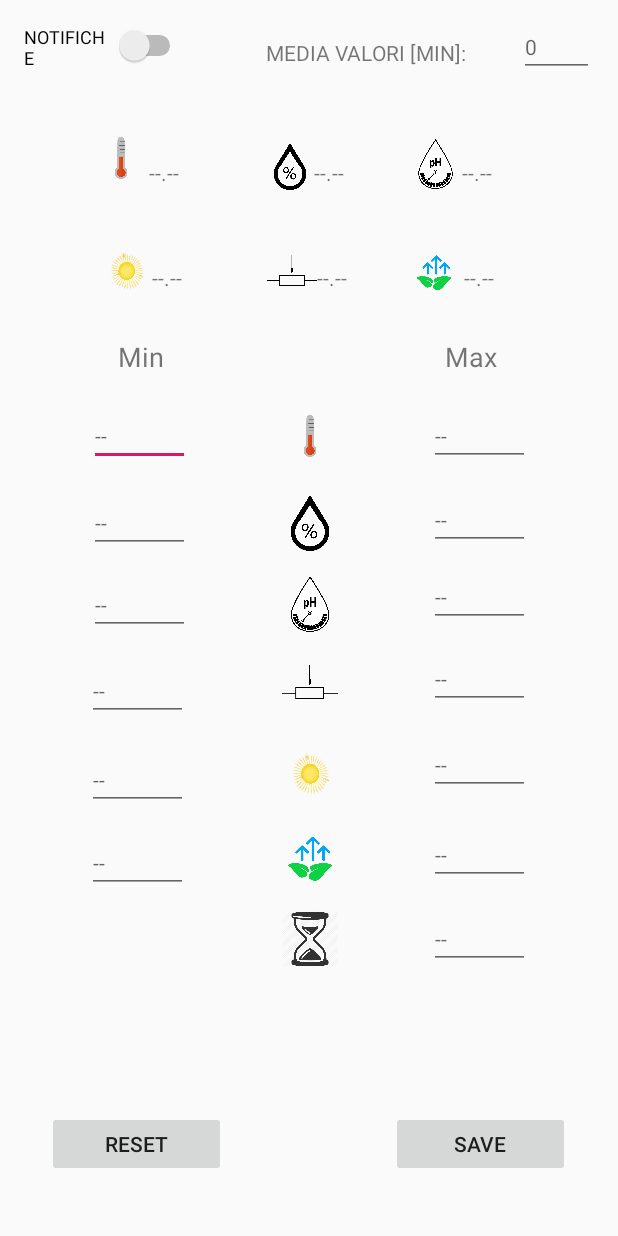
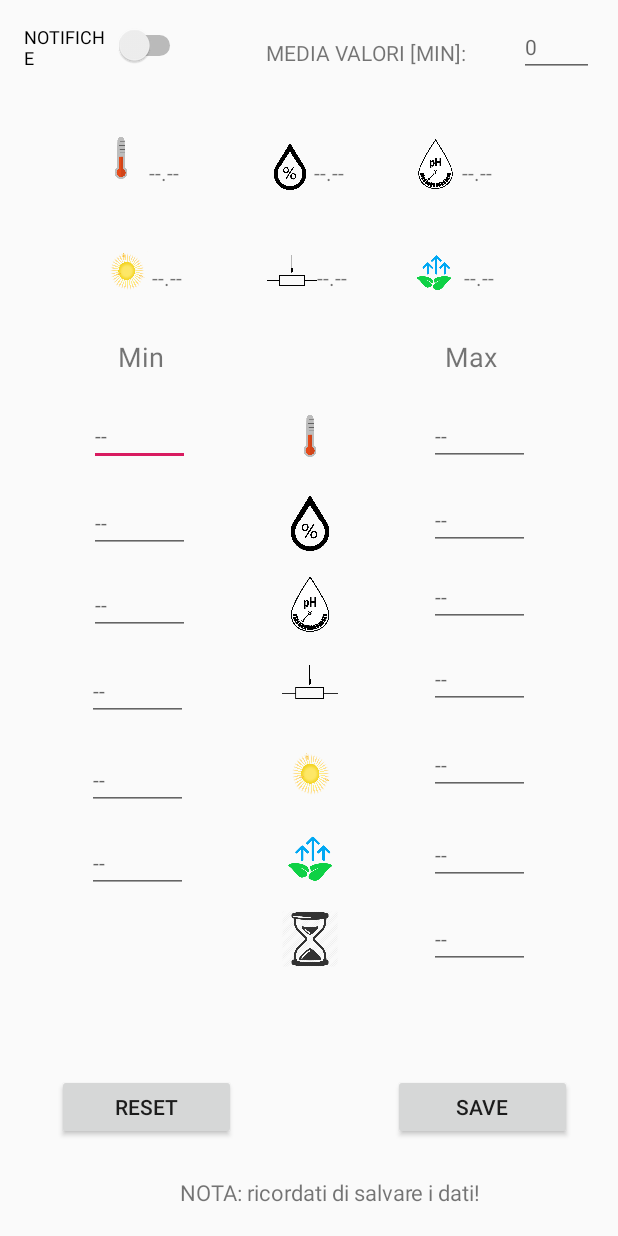
Before and after one commit to mimmo96/FirstApp, an Android app: the AlertActivity screen opened directly, with no data from a screen before it, on a phone screen of 412 x 824 dp. Run offline under Robolectric (Android 15) with nearby library versions, the phone set to English and light mode, and no system bars; our stand-ins replace Room's generated code, Volley; network calls fail; 17 statements that could not run were skipped.

Commit message:
in manutenzione
Signed-off-by: domen <domenico.profumo@alice.it>

```diff
--- a/app/src/main/AndroidManifest.xml
+++ b/app/src/main/AndroidManifest.xml
@@ -13,11 +13,12 @@
         android:roundIcon="@mipmap/ic_launcher_round"
         android:supportsRtl="true"
         android:largeHeap="true"
-        android:hardwareAccelerated="false"
+        android:hardwareAccelerated="true"
         android:theme="@style/AppTheme">
         <activity
             android:name="com.example.GreenApp.Graphic.MainActivity"
             android:label="@string/title_activity_graphic"
+            android:hardwareAccelerated="true"
             android:theme="@style/AppTheme.NoActionBar"></activity>
         <activity
             android:name="com.example.GreenApp.Channel.ChannelActivity"
--- a/app/src/main/java/com/example/GreenApp/Alert/AlertActivity.java
+++ b/app/src/main/java/com/example/GreenApp/Alert/AlertActivity.java
@@ -589,6 +589,7 @@ public class AlertActivity extends AppCompatActivity {
             tempomax.setText(" ");
 
             Toast.makeText(cont,"VALORI RESETTATI CORRETTAMENTE",Toast.LENGTH_SHORT).show();
+            downloadMedia();
     }
 
     //inizializzo in channel all'apertura iniziale
--- a/app/src/main/java/com/example/GreenApp/Graphic/RecyclerViewAdapter.java
+++ b/app/src/main/java/com/example/GreenApp/Graphic/RecyclerViewAdapter.java
@@ -80,7 +80,7 @@ public class RecyclerViewAdapter extends RecyclerView.Adapter<RecyclerViewAdapte
             @Override
             public void onTap(Series series, DataPointInterface dataPoint) {
                 Date dat=new Date((long) dataPoint.getX());
-                Toast.makeText(context,"x: " + sdf.format(dat) +"\ny: "+dataPoint.getY(),Toast.LENGTH_SHORT).show();
+                Toast.makeText(context,"x: " + sdf.format(dat) +"\ny: "+dataPoint.getY(),Toast.LENGTH_LONG).show();
 
                 //avvio un thread per inserire i valori
                 MyThread myThread = new MyThread();
--- a/app/src/main/java/com/example/GreenApp/MainActivity.java
+++ b/app/src/main/java/com/example/GreenApp/MainActivity.java
@@ -8,6 +8,7 @@ import android.content.DialogInterface;
 import android.content.Intent;
 import android.graphics.Color;
 import android.os.Bundle;
+import android.util.Log;
 import android.view.View;
 import android.widget.TextView;
 import android.widget.Toast;
@@ -190,7 +191,7 @@ public class MainActivity extends AppCompatActivity {
             Toast.makeText(cont, "INSERISCI UN CHANNEL!", Toast.LENGTH_SHORT).show();
         else {
             AlertDialog.Builder mBuilder = new AlertDialog.Builder(MainActivity.this);
-            mBuilder.setTitle("Seleziona i tipi di grafici");
+            mBuilder.setTitle("Seleziona i tipi di grafici(max 6)");
             final ArrayList<Integer> selectedPos=new ArrayList<>();
             final ArrayList<Channel> selChan=new ArrayList<>();
             mBuilder.setMultiChoiceItems(listItems, checkedItems, new DialogInterface.OnMultiChoiceClickListener() {
@@ -198,16 +199,25 @@ public class MainActivity extends AppCompatActivity {
                 public void onClick(DialogInterface dialogInterface, int position, boolean isChecked) {
                     //salvo la selezione
                     if (isChecked) {
-                        // mUserItems.add(position);
                         name.add(list.get(position));
                         selectedPos.add(posField.get(position));
                         selChan.add(selectedChannel.get(position));
                     } else {
-                        // mUserItems.remove((Integer.valueOf(position)));
                         name.remove(list.get(position));
                         selectedPos.remove(posField.get(position));
                         selChan.remove(selectedChannel.get(position));
                     }
+
+                    if(name.size()>5){
+                        name.remove(list.get(position));
+                        selectedPos.remove(posField.get(position));
+                        selChan.remove(selectedChannel.get(position));
+
+                        ((AlertDialog) dialogInterface).getListView().setItemChecked(position, false);
+                        checkedItems[position]=false;
+                        Toast.makeText(getApplicationContext(),"HAI SELEZIONATO PIU GRAFICI DEL PREVISTO, DESELEZIONA I PRECEDENTI",Toast.LENGTH_LONG).show();
+                    }
+
                 }
             });
 
--- a/app/src/main/res/layout-land/alert_settings.xml
+++ b/app/src/main/res/layout-land/alert_settings.xml
@@ -272,8 +272,8 @@
 
     <EditText
         android:id="@+id/Tempmin"
-        android:layout_width="43dp"
-        android:layout_height="30dp"
+        android:layout_width="44dp"
+        android:layout_height="40dp"
         android:ems="10"
         android:hint="--"
         android:inputType="numberSigned|number|numberDecimal"
@@ -287,8 +287,8 @@
 
     <EditText
         android:id="@+id/irramin"
-        android:layout_width="43dp"
-        android:layout_height="30dp"
+        android:layout_width="44dp"
+        android:layout_height="40dp"
         android:ems="10"
         android:hint="--"
         android:inputType="numberSigned|number|numberDecimal"
@@ -302,8 +302,8 @@
 
     <EditText
         android:id="@+id/phmax"
-        android:layout_width="43dp"
-        android:layout_height="30dp"
+        android:layout_width="44dp"
+        android:layout_height="40dp"
         android:ems="10"
         android:hint="--"
         android:inputType="numberSigned|number|numberDecimal"
@@ -317,8 +317,8 @@
 
     <EditText
         android:id="@+id/Edittempomax"
-        android:layout_width="40dp"
-        android:layout_height="30dp"
+        android:layout_width="44dp"
+        android:layout_height="40dp"
         android:ems="10"
         android:hint="--"
         android:inputType="numberSigned|number|numberDecimal"
@@ -332,8 +332,8 @@
 
     <EditText
         android:id="@+id/pesomin"
-        android:layout_width="40dp"
-        android:layout_height="30dp"
+        android:layout_width="44dp"
+        android:layout_height="40dp"
         android:ems="10"
         android:hint="--"
         android:inputType="numberSigned|number|numberDecimal"
@@ -347,8 +347,8 @@
 
     <EditText
         android:id="@+id/umidmax"
-        android:layout_width="43dp"
-        android:layout_height="30dp"
+        android:layout_width="44dp"
+        android:layout_height="40dp"
         android:ems="10"
         android:hint="--"
         android:inputType="numberSigned|number|numberDecimal"
@@ -362,8 +362,8 @@
 
     <EditText
         android:id="@+id/phmin"
-        android:layout_width="43dp"
-        android:layout_height="30dp"
+        android:layout_width="44dp"
+        android:layout_height="40dp"
         android:ems="10"
         android:hint="--"
         android:inputType="numberSigned|number|numberDecimal"
@@ -377,8 +377,8 @@
 
     <EditText
         android:id="@+id/condmin"
-        android:layout_width="40dp"
-        android:layout_height="30dp"
+        android:layout_width="44dp"
+        android:layout_height="40dp"
         android:ems="10"
         android:hint="--"
         android:inputType="numberSigned|number|numberDecimal"
@@ -392,8 +392,8 @@
 
     <EditText
         android:id="@+id/pesomax"
-        android:layout_width="43dp"
-        android:layout_height="30dp"
+        android:layout_width="44dp"
+        android:layout_height="40dp"
         android:ems="10"
         android:hint="--"
         android:inputType="numberSigned|number|numberDecimal"
@@ -407,8 +407,8 @@
 
     <EditText
         android:id="@+id/condmax"
-        android:layout_width="40dp"
-        android:layout_height="30dp"
+        android:layout_width="44dp"
+        android:layout_height="40dp"
         android:ems="10"
         android:hint="--"
         android:inputType="numberSigned|number|numberDecimal"
@@ -422,8 +422,8 @@
 
     <EditText
         android:id="@+id/umidmin"
-        android:layout_width="43dp"
-        android:layout_height="30dp"
+        android:layout_width="44dp"
+        android:layout_height="40dp"
         android:ems="10"
         android:hint="--"
         android:inputType="numberSigned|number|numberDecimal"
@@ -437,8 +437,8 @@
 
     <EditText
         android:id="@+id/irramax"
-        android:layout_width="43dp"
-        android:layout_height="30dp"
+        android:layout_width="44dp"
+        android:layout_height="40dp"
         android:ems="10"
         android:hint="--"
         android:inputType="numberSigned|number|numberDecimal"
@@ -452,8 +452,8 @@
 
     <EditText
         android:id="@+id/tempmax"
-        android:layout_width="43dp"
-        android:layout_height="30dp"
+        android:layout_width="44dp"
+        android:layout_height="40dp"
         android:ems="10"
         android:hint="--"
         android:inputType="numberSigned|number|numberDecimal"
@@ -537,10 +537,10 @@
         android:layout_height="37dp"
         app:layout_constraintBottom_toBottomOf="parent"
         app:layout_constraintEnd_toEndOf="@+id/Edittempomax"
-        app:layout_constraintHorizontal_bias="0.994"
+        app:layout_constraintHorizontal_bias="0.0"
         app:layout_constraintStart_toStartOf="@+id/Edittempomax"
         app:layout_constraintTop_toBottomOf="@+id/Edittempomax"
-        app:layout_constraintVertical_bias="0.09"
+        app:layout_constraintVertical_bias="0.078"
         app:srcCompat="@drawable/clessidra" />
 
     <ImageView
--- a/app/src/main/res/layout/alert_settings.xml
+++ b/app/src/main/res/layout/alert_settings.xml
@@ -242,10 +242,10 @@
         android:text="Save"
         app:layout_constraintBottom_toBottomOf="parent"
         app:layout_constraintEnd_toEndOf="parent"
-        app:layout_constraintHorizontal_bias="0.939"
+        app:layout_constraintHorizontal_bias="0.945"
         app:layout_constraintStart_toStartOf="parent"
         app:layout_constraintTop_toTopOf="parent"
-        app:layout_constraintVertical_bias="0.969" />
+        app:layout_constraintVertical_bias="0.936" />
 
     <Button
         android:id="@+id/button"
@@ -255,10 +255,10 @@
         android:text="Reset"
         app:layout_constraintBottom_toBottomOf="parent"
         app:layout_constraintEnd_toEndOf="parent"
-        app:layout_constraintHorizontal_bias="0.06"
+        app:layout_constraintHorizontal_bias="0.085"
         app:layout_constraintStart_toStartOf="parent"
         app:layout_constraintTop_toTopOf="parent"
-        app:layout_constraintVertical_bias="0.969" />
+        app:layout_constraintVertical_bias="0.936" />
 
     <TextView
         android:id="@+id/textView2"
@@ -563,7 +563,7 @@
         android:layout_width="wrap_content"
         android:layout_height="wrap_content"
         android:orientation="vertical"
-        app:layout_constraintGuide_begin="111dp" />
+        app:layout_constraintGuide_begin="-4dp" />
 
     <androidx.constraintlayout.widget.Guideline
         android:id="@+id/guideline10"
@@ -572,4 +572,18 @@
         android:orientation="horizontal"
         app:layout_constraintGuide_begin="141dp" />
 
+    <TextView
+        android:id="@+id/textView7"
+        android:layout_width="214dp"
+        android:layout_height="22dp"
+        android:autoSizeTextType="uniform"
+        android:text="NOTA: ricordati di salvare i dati!"
+        android:textSize="12sp"
+        app:layout_constraintBottom_toBottomOf="parent"
+        app:layout_constraintEnd_toEndOf="@+id/button3"
+        app:layout_constraintHorizontal_bias="0.687"
+        app:layout_constraintStart_toStartOf="parent"
+        app:layout_constraintTop_toBottomOf="@+id/imageViewclessidra"
+        app:layout_constraintVertical_bias="0.99" />
+
 </androidx.constraintlayout.widget.ConstraintLayout>
```
